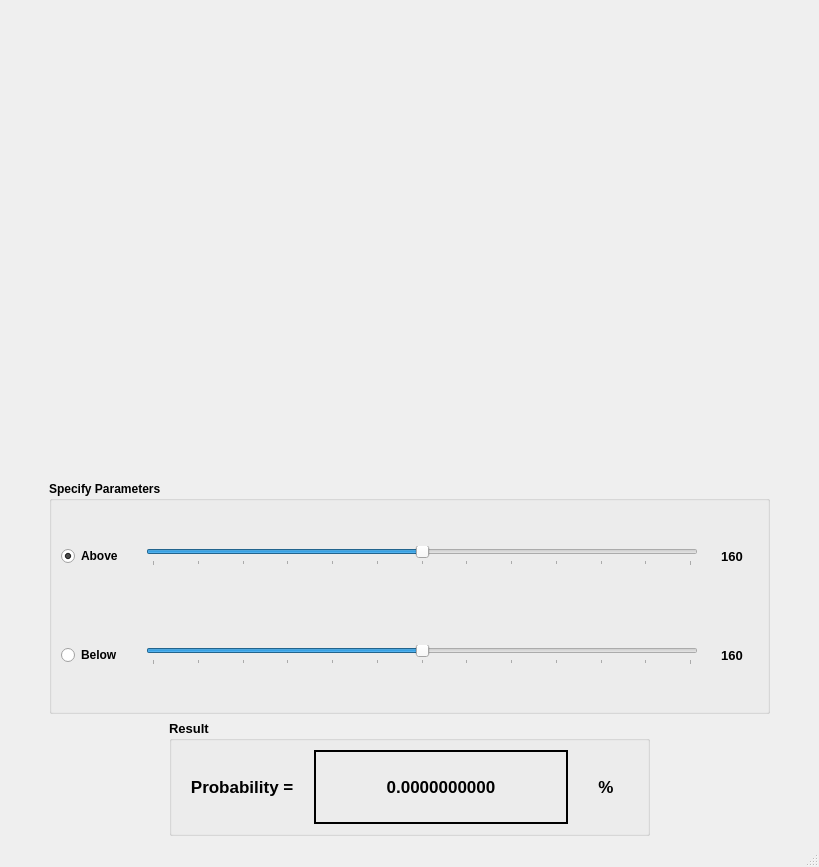
Old version of the form task1_gui.ui in the repository Mostafa-Medhat/Sports_Course_Project.
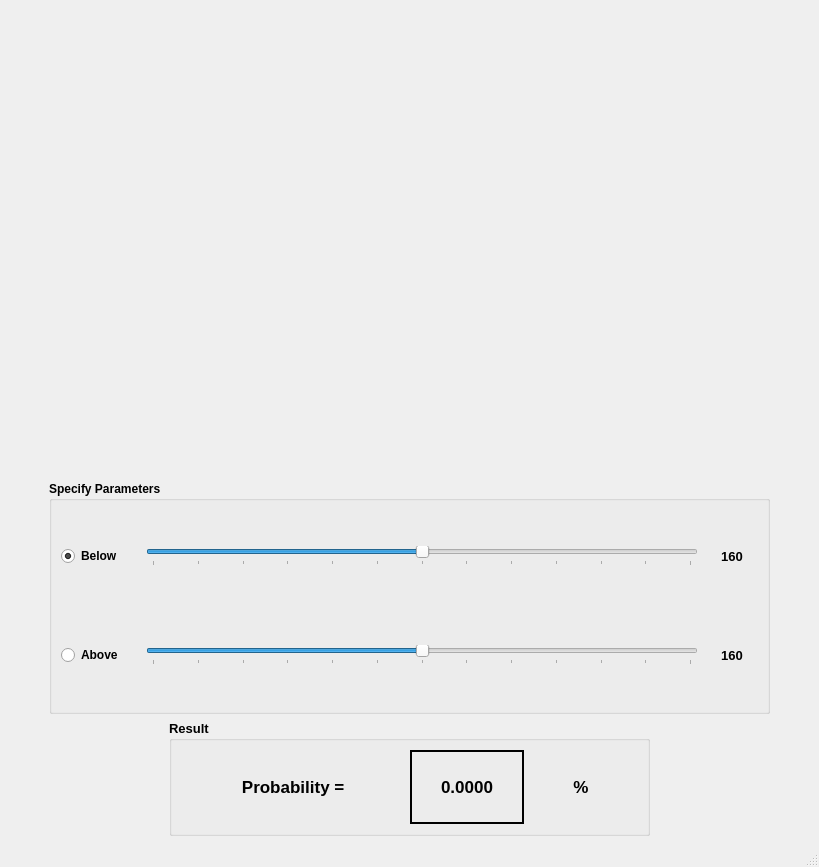
New version of the form. Icons and pictures are not drawn.

Commit message:
simple retouch in task1 gui
- swap above and below checkboxes
- round the result to 4 decimals places instead of 7

Patch:
```diff
--- a/task1_gui.ui
+++ b/task1_gui.ui
@@ -54,7 +54,7 @@
          <string>Specify Parameters</string>
         </property>
         <layout class="QGridLayout" name="gridLayout_2">
-         <item row="0" column="0">
+         <item row="1" column="0">
           <layout class="QHBoxLayout" name="horizontalLayout">
            <property name="spacing">
             <number>23</number>
@@ -75,7 +75,7 @@
               <string>Above</string>
              </property>
              <property name="checked">
-              <bool>true</bool>
+              <bool>false</bool>
              </property>
             </widget>
            </item>
@@ -129,7 +129,7 @@
            </item>
           </layout>
          </item>
-         <item row="1" column="0">
+         <item row="0" column="0">
           <layout class="QHBoxLayout" name="horizontalLayout_2">
            <property name="spacing">
             <number>23</number>
@@ -149,6 +149,9 @@
              <property name="text">
               <string>Below</string>
              </property>
+             <property name="checked">
+              <bool>true</bool>
+             </property>
             </widget>
            </item>
            <item>
@@ -248,7 +251,10 @@
         </property>
         <layout class="QGridLayout" name="gridLayout">
          <item row="0" column="0">
-          <layout class="QHBoxLayout" name="horizontalLayout_3" stretch="2,4,1">
+          <layout class="QHBoxLayout" name="horizontalLayout_3" stretch="2,1,1">
+           <property name="spacing">
+            <number>0</number>
+           </property>
            <item>
             <widget class="QLabel" name="label_probability">
              <property name="font">
@@ -259,7 +265,7 @@
               </font>
              </property>
              <property name="text">
-              <string>&lt;html&gt;&lt;head/&gt;&lt;body&gt;&lt;p&gt;Probability = &lt;/p&gt;&lt;/body&gt;&lt;/html&gt;</string>
+              <string>&lt;html&gt;&lt;head/&gt;&lt;body&gt;&lt;p&gt;Probability  = &lt;/p&gt;&lt;/body&gt;&lt;/html&gt;</string>
              </property>
              <property name="alignment">
               <set>Qt::AlignCenter</set>
@@ -285,7 +291,7 @@
               <number>2</number>
              </property>
              <property name="text">
-              <string>&lt;html&gt;&lt;head/&gt;&lt;body&gt;&lt;p&gt;0.0000000000&lt;/p&gt;&lt;/body&gt;&lt;/html&gt;</string>
+              <string>&lt;html&gt;&lt;head/&gt;&lt;body&gt;&lt;p&gt;0.0000&lt;/p&gt;&lt;/body&gt;&lt;/html&gt;</string>
              </property>
              <property name="alignment">
               <set>Qt::AlignCenter</set>
```
The commit also changes 1 other file.
